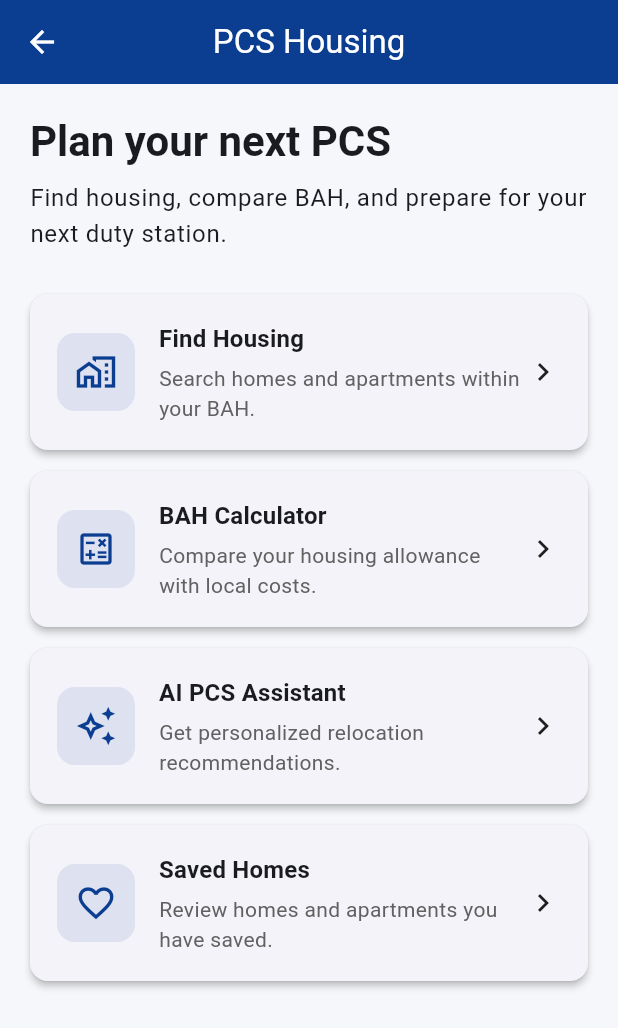
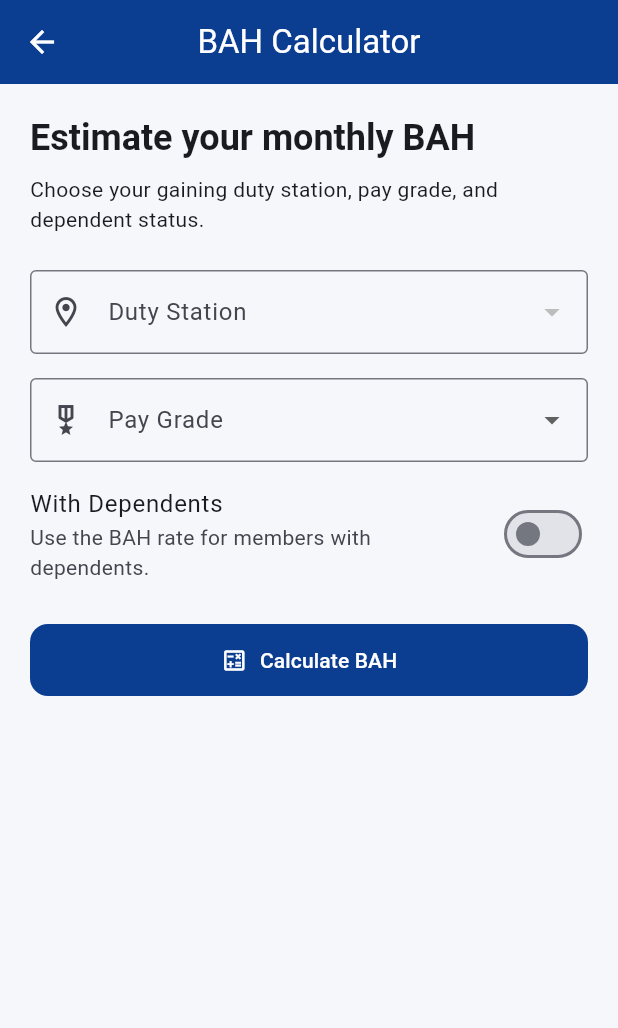
Before and after one commit to ddadisman49/pcs-housing, a Flutter app: the HomeScreen screen opened directly, after a tap on "BAH Calculator", on a phone screen of 412 x 824 dp. Shown: the top 1028 px of the screen. Run offline on Flutter 3.47's test engine with Material 3 defaults, Android fonts, the phone set to English and light mode, and no system bars; our stand-ins replace supabase_flutter; accounts and stored records are empty; network calls fail.

Commit message:
Complete BAH calculator and housing budget foundation

```diff
--- /dev/null
+++ b/lib/core/services/bah_service.dart
@@ -0,0 +1,47 @@
+import 'package:supabase_flutter/supabase_flutter.dart';
+
+class BahService {
+  final SupabaseClient _supabase = Supabase.instance.client;
+
+  Future<List<Map<String, dynamic>>> getInstallations() async {
+    final data = await _supabase
+        .from('installations')
+        .select()
+        .order('name');
+
+    return List<Map<String, dynamic>>.from(data);
+  }
+
+  Future<double?> getBahRate({
+    required String militaryHousingArea,
+    required String payGrade,
+    required bool hasDependents,
+    required int year,
+  }) async {
+    final data = await _supabase
+        .from('bah_rates')
+        .select('with_dependents, without_dependents')
+        .eq('military_housing_area', militaryHousingArea)
+        .eq('pay_grade', payGrade)
+        .eq('year', year)
+        .maybeSingle();
+
+    if (data == null) {
+      return null;
+    }
+
+    final value = hasDependents
+        ? data['with_dependents']
+        : data['without_dependents'];
+
+    if (value == null) {
+      return null;
+    }
+
+    if (value is num) {
+      return value.toDouble();
+    }
+
+    return double.tryParse(value.toString());
+  }
+}
--- /dev/null
+++ b/lib/features/bah/bah_calculator_screen.dart
@@ -0,0 +1,373 @@
+import 'package:flutter/material.dart';
+import '../../core/services/profile_service.dart';
+import '../../core/services/bah_service.dart';
+import '../search/housing_search_screen.dart';
+
+class BahCalculatorScreen extends StatefulWidget {
+  const BahCalculatorScreen({super.key});
+
+  @override
+  State<BahCalculatorScreen> createState() =>
+      _BahCalculatorScreenState();
+}
+
+class _BahCalculatorScreenState extends State<BahCalculatorScreen> {
+  final BahService _bahService = BahService();
+
+  List<Map<String, dynamic>> _installations = [];
+
+  Map<String, dynamic>? _selectedInstallation;
+  String? _selectedPayGrade;
+  bool _hasDependents = false;
+
+  bool _isLoadingInstallations = true;
+  bool _isCalculating = false;
+
+  double? _bahRate;
+
+ final ProfileService _profileService = ProfileService();
+
+  final List<String> _payGrades = const [
+    'E5',
+    'E6',
+    'E7',
+    'O3',
+    'O3E',
+  ];
+
+  @override
+void initState() {
+  super.initState();
+  _loadInitialData();
+}
+
+  Future<void> _loadInitialData() async {
+  try {
+    final results = await Future.wait([
+      _bahService.getInstallations(),
+      _profileService.getProfile(),
+    ]);
+
+    final installations =
+        List<Map<String, dynamic>>.from(results[0] as List);
+
+    final profile =
+        results[1] as Map<String, dynamic>?;
+
+    String? savedRank;
+    bool savedDependents = false;
+    String? savedNextDutyStation;
+
+    if (profile != null) {
+      savedRank = profile['rank']?.toString();
+      savedDependents =
+          profile['has_dependents'] as bool? ?? false;
+      savedNextDutyStation =
+          profile['next_duty_station']?.toString();
+    }
+
+    Map<String, dynamic>? matchingInstallation;
+
+    if (savedNextDutyStation != null &&
+        savedNextDutyStation.isNotEmpty) {
+      for (final installation in installations) {
+        if (installation['name']?.toString().toLowerCase() ==
+            savedNextDutyStation.toLowerCase()) {
+          matchingInstallation = installation;
+          break;
+        }
+      }
+    }
+
+    if (!mounted) return;
+
+    setState(() {
+      _installations = installations;
+
+      if (savedRank != null &&
+          _payGrades.contains(savedRank)) {
+        _selectedPayGrade = savedRank;
+      }
+
+      _hasDependents = savedDependents;
+      _selectedInstallation = matchingInstallation;
+
+      _isLoadingInstallations = false;
+    });
+  } catch (error) {
+    if (!mounted) return;
+
+    setState(() {
+      _isLoadingInstallations = false;
+    });
+
+    _showMessage(
+      'Unable to load BAH information: $error',
+    );
+  }
+}
+
+  Future<void> _calculateBah() async {
+    if (_selectedInstallation == null) {
+      _showMessage('Please select a duty station.');
+      return;
+    }
+
+    if (_selectedPayGrade == null) {
+      _showMessage('Please select a pay grade.');
+      return;
+    }
+
+    final militaryHousingArea =
+        _selectedInstallation!['military_housing_area']?.toString();
+
+    if (militaryHousingArea == null ||
+        militaryHousingArea.isEmpty) {
+      _showMessage(
+        'This duty station does not have a Military Housing Area assigned.',
+      );
+      return;
+    }
+
+    setState(() {
+      _isCalculating = true;
+      _bahRate = null;
+    });
+
+    try {
+      final rate = await _bahService.getBahRate(
+        militaryHousingArea: militaryHousingArea,
+        payGrade: _selectedPayGrade!,
+        hasDependents: _hasDependents,
+        year: 2026,
+      );
+
+      if (!mounted) return;
+
+      setState(() {
+        _bahRate = rate;
+      });
+
+      if (rate == null) {
+        _showMessage(
+          'No BAH rate was found for this selection.',
+        );
+      }
+    } catch (error) {
+      _showMessage(
+        'Unable to calculate BAH: $error',
+      );
+    } finally {
+      if (mounted) {
+        setState(() {
+          _isCalculating = false;
+        });
+      }
+    }
+  }
+
+  void _showMessage(String message) {
+    if (!mounted) return;
+
+    ScaffoldMessenger.of(context).showSnackBar(
+      SnackBar(
+        content: Text(message),
+      ),
+    );
+  }
+
+ @override
+Widget build(BuildContext context) {
+  return Scaffold(
+    appBar: AppBar(
+      title: const Text('BAH Calculator'),
+    ),
+    body: SafeArea(
+      child: _isLoadingInstallations
+          ? const Center(
+              child: CircularProgressIndicator(),
+            )
+          : ListView(
+              padding: const EdgeInsets.all(20),
+              children: [
+                Text(
+                  'Estimate your monthly BAH',
+                  style: Theme.of(context)
+                      .textTheme
+                      .headlineSmall
+                      ?.copyWith(
+                        fontWeight: FontWeight.bold,
+                      ),
+                ),
+                const SizedBox(height: 8),
+                Text(
+                  'Choose your gaining duty station, pay grade, and dependent status.',
+                  style: Theme.of(context).textTheme.bodyMedium,
+                ),
+                const SizedBox(height: 24),
+
+                DropdownButtonFormField<Map<String, dynamic>>(
+                  initialValue: _selectedInstallation,
+                  decoration: const InputDecoration(
+                    labelText: 'Duty Station',
+                    prefixIcon: Icon(Icons.location_on_outlined),
+                    border: OutlineInputBorder(),
+                  ),
+                  items: _installations
+                      .map(
+                        (installation) =>
+                            DropdownMenuItem<Map<String, dynamic>>(
+                          value: installation,
+                          child: Text(
+                            installation['name']?.toString() ??
+                                'Unknown Installation',
+                          ),
+                        ),
+                      )
+                      .toList(),
+                  onChanged: (value) {
+                    setState(() {
+                      _selectedInstallation = value;
+                      _bahRate = null;
+                    });
+                  },
+                ),
+
+                const SizedBox(height: 16),
+
+                DropdownButtonFormField<String>(
+                  initialValue: _selectedPayGrade,
+                  decoration: const InputDecoration(
+                    labelText: 'Pay Grade',
+                    prefixIcon: Icon(Icons.military_tech_outlined),
+                    border: OutlineInputBorder(),
+                  ),
+                  items: _payGrades
+                      .map(
+                        (payGrade) => DropdownMenuItem<String>(
+                          value: payGrade,
+                          child: Text(payGrade),
+                        ),
+                      )
+                      .toList(),
+                  onChanged: (value) {
+                    setState(() {
+                      _selectedPayGrade = value;
+                      _bahRate = null;
+                    });
+                  },
+                ),
+
+                const SizedBox(height: 8),
+
+                SwitchListTile(
+                  contentPadding: EdgeInsets.zero,
+                  title: const Text('With Dependents'),
+                  subtitle: const Text(
+                    'Use the BAH rate for members with dependents.',
+                  ),
+                  value: _hasDependents,
+                  onChanged: (value) {
+                    setState(() {
+                      _hasDependents = value;
+                      _bahRate = null;
+                    });
+                  },
+                ),
+
+                const SizedBox(height: 20),
+
+                FilledButton.icon(
+                  onPressed: _isCalculating ? null : _calculateBah,
+                  icon: const Icon(Icons.calculate_outlined),
+                  label: _isCalculating
+                      ? const SizedBox(
+                          width: 22,
+                          height: 22,
+                          child: CircularProgressIndicator(
+                            strokeWidth: 2,
+                          ),
+                        )
+                      : const Text('Calculate BAH'),
+                ),
+
+                const SizedBox(height: 28),
+
+                if (_bahRate != null)
+                  Card(
+                    child: Padding(
+                      padding: const EdgeInsets.all(24),
+                      child: Column(
+                        children: [
+                          Text(
+                            'Estimated Monthly BAH',
+                            style:
+                                Theme.of(context).textTheme.titleMedium,
+                          ),
+                          const SizedBox(height: 12),
+                          Text(
+                            '\$${_bahRate!.toStringAsFixed(2)}',
+                            style: Theme.of(context)
+                                .textTheme
+                                .displaySmall
+                                ?.copyWith(
+                                  fontWeight: FontWeight.bold,
+                                  color: Theme.of(context)
+                                      .colorScheme
+                                      .primary,
+                                ),
+                          ),
+                          const SizedBox(height: 8),
+                          Text(
+                            _selectedInstallation?['name']
+                                    ?.toString() ??
+                                '',
+                            textAlign: TextAlign.center,
+                          ),
+                          const SizedBox(height: 4),
+                          Text(
+                            '${_selectedPayGrade ?? ''} • ${_hasDependents ? 'With Dependents' : 'Without Dependents'}',
+                            textAlign: TextAlign.center,
+                          ),
+                          const SizedBox(height: 16),
+                          const Text(
+                            'Development test rate only. Official DoD BAH data will replace this test data before release.',
+                            textAlign: TextAlign.center,
+                          ),
+                          const SizedBox(height: 20),
+                          SizedBox(
+                            width: double.infinity,
+                            child: FilledButton.icon(
+                              onPressed: () {
+                                Navigator.of(context).push(
+                                  MaterialPageRoute(
+                                    builder: (_) =>
+                                        HousingSearchScreen(
+                                      bahRate: _bahRate!,
+                                      dutyStation:
+                                          _selectedInstallation?[
+                                                      'name']
+                                                  ?.toString() ??
+                                              '',
+                                    ),
+                                  ),
+                                );
+                              },
+                              icon: const Icon(
+                                Icons.home_work_outlined,
+                              ),
+                              label: const Text(
+                                'Find Housing Within BAH',
+                              ),
+                            ),
+                          ),
+                        ],
+                      ),
+                    ),
+                  ),
+              ],
+            ),
+    ),
+  );
+}
+}
--- a/lib/features/home/home_screen.dart
+++ b/lib/features/home/home_screen.dart
@@ -1,5 +1,5 @@
 import 'package:flutter/material.dart';
-
+import '../bah/bah_calculator_screen.dart';
 import '../../widgets/feature_card.dart';
 
 class HomeScreen extends StatelessWidget {
@@ -41,9 +41,14 @@ class HomeScreen extends StatelessWidget {
               icon: Icons.calculate_outlined,
               title: 'BAH Calculator',
               subtitle: 'Compare your housing allowance with local costs.',
-              onTap: () {},
-            ),
-
+              onTap: () {
+  Navigator.of(context).push(
+    MaterialPageRoute(
+      builder: (_) => const BahCalculatorScreen(),
+    ),
+  );
+},
+),
             const SizedBox(height: 14),
 
             FeatureCard(
```
Also changed, not shown: lib/features/search/housing_search_screen.dart (added, +120 -0 lines).
